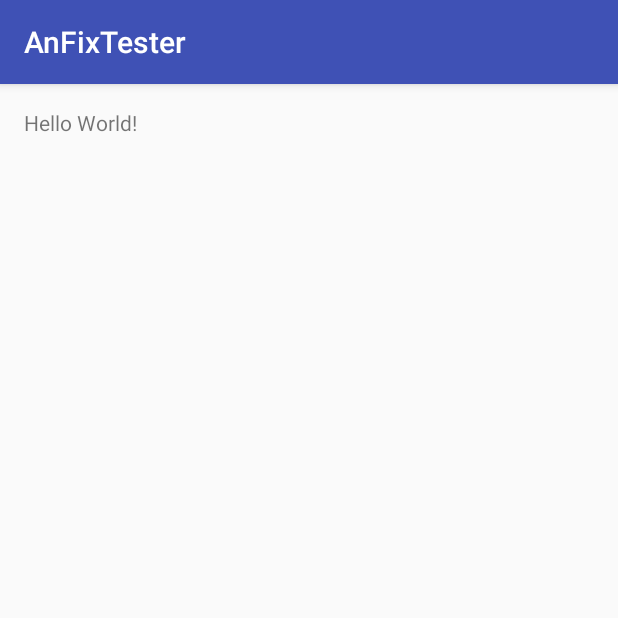
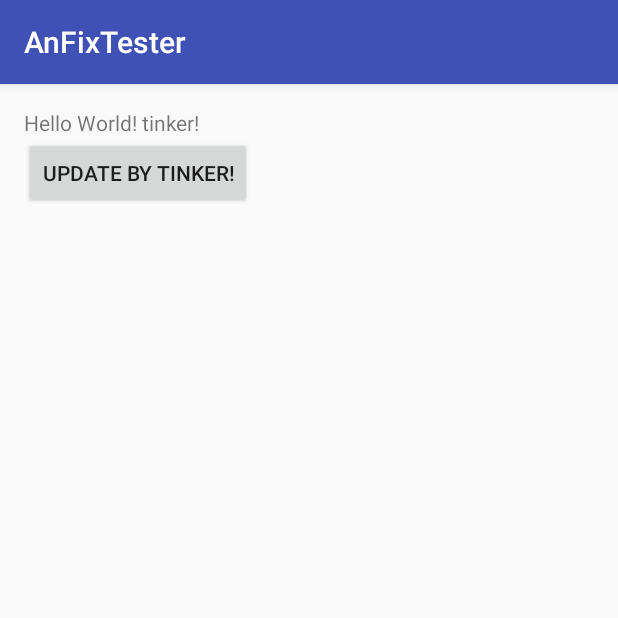
Before and after one commit to jackyflame/UpdateFixLib, an Android app: the screen it shows after launch (MainActivity), on a phone screen of 412 x 824 dp, the top half of it. Run offline under Robolectric (Android 15) with nearby library versions, the phone set to English and light mode, and no system bars; libraries missing offline, so code that uses them is left out: com.tencent.tinker.

Commit message:
补丁功能测试-success

```diff
--- a/app/src/main/AndroidManifest.xml
+++ b/app/src/main/AndroidManifest.xml
@@ -1,6 +1,9 @@
 <?xml version="1.0" encoding="utf-8"?>
 <manifest xmlns:android="http://schemas.android.com/apk/res/android"
     package="com.haozi.anfixtester">
+
+    <uses-permission android:name="android.permission.WRITE_EXTERNAL_STORAGE" />
+    <uses-permission android:name="android.permission.READ_EXTERNAL_STORAGE" />
 
     <!--这个application不用写出实体类出来,在上面MyApplication中用注解声明一个就好了-->
     <application
--- a/app/src/main/res/layout/activity_main.xml
+++ b/app/src/main/res/layout/activity_main.xml
@@ -1,9 +1,10 @@
 <?xml version="1.0" encoding="utf-8"?>
-<RelativeLayout xmlns:android="http://schemas.android.com/apk/res/android"
+<LinearLayout xmlns:android="http://schemas.android.com/apk/res/android"
     xmlns:tools="http://schemas.android.com/tools"
     android:id="@+id/activity_main"
     android:layout_width="match_parent"
     android:layout_height="match_parent"
+    android:orientation="vertical"
     android:paddingBottom="@dimen/activity_vertical_margin"
     android:paddingLeft="@dimen/activity_horizontal_margin"
     android:paddingRight="@dimen/activity_horizontal_margin"
@@ -11,7 +12,16 @@
     tools:context="com.haozi.anfixtester.MainActivity">
 
     <TextView
+        android:id="@+id/txv_test"
         android:layout_width="wrap_content"
         android:layout_height="wrap_content"
-        android:text="Hello World!" />
-</RelativeLayout>
+        android:onClick="onTestClick"
+        android:text="Hello World! tinker!" />
+
+    <Button
+        android:id="@+id/btn_update"
+        android:layout_width="wrap_content"
+        android:layout_height="wrap_content"
+        android:onClick="onUpdateClick"
+        android:text="update by tinker!" />
+</LinearLayout>
```
Also changed, not shown: app/build.gradle (+8 -0 lines), app/src/main/java/com/haozi/anfixtester/MainActivity.java (+29 -1 lines), fix.gradle (+4 -4 lines), 1 other file.
